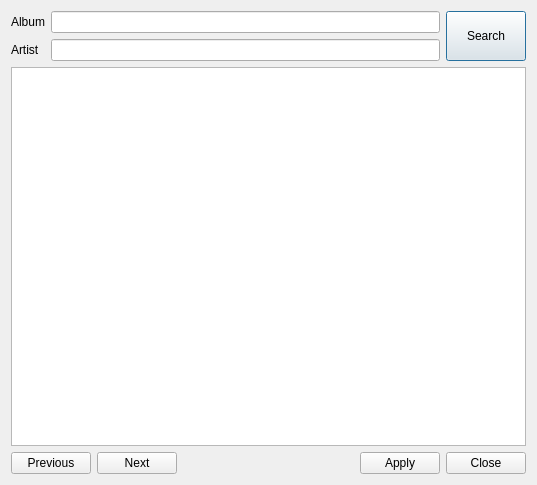
Old version of the form src/dlgcoverartfetcher.ui in the repository cardinot/mixxx.
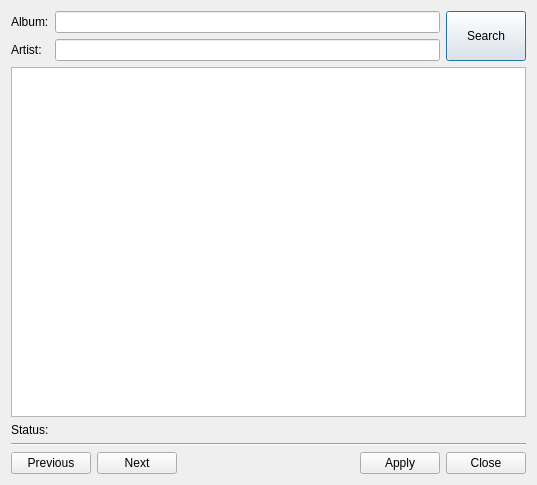
New version of the form.

Commit message: Initial implementation of status label

Patch:
```diff
--- a/src/dlgcoverartfetcher.ui
+++ b/src/dlgcoverartfetcher.ui
@@ -75,19 +75,40 @@
      <item row="1" column="0">
       <widget class="QLabel" name="lblArtist">
        <property name="text">
-        <string>Artist</string>
+        <string>Artist:</string>
        </property>
       </widget>
      </item>
      <item row="0" column="0">
       <widget class="QLabel" name="lblAlbum">
        <property name="text">
-        <string>Album</string>
+        <string>Album:</string>
+       </property>
+      </widget>
+     </item>
+     <item row="3" column="0">
+      <widget class="QLabel" name="lblStatus">
+       <property name="text">
+        <string>Status:</string>
+       </property>
+      </widget>
+     </item>
+     <item row="3" column="1" colspan="2">
+      <widget class="QLabel" name="txtStatus">
+       <property name="text">
+        <string/>
        </property>
       </widget>
      </item>
     </layout>
    </item>
+   <item>
+    <widget class="Line" name="line">
+     <property name="orientation">
+      <enum>Qt::Horizontal</enum>
+     </property>
+    </widget>
+   </item>
    <item>
     <layout class="QHBoxLayout" name="horizontalLayout">
      <item>
```
The commit also changes 2 other files.
